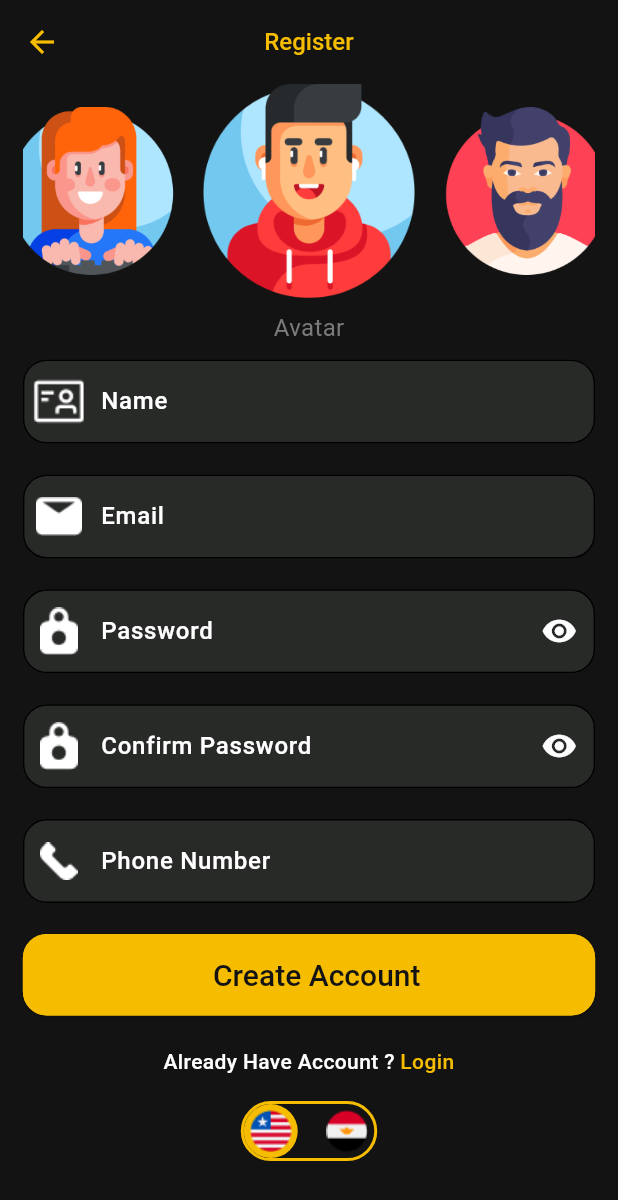
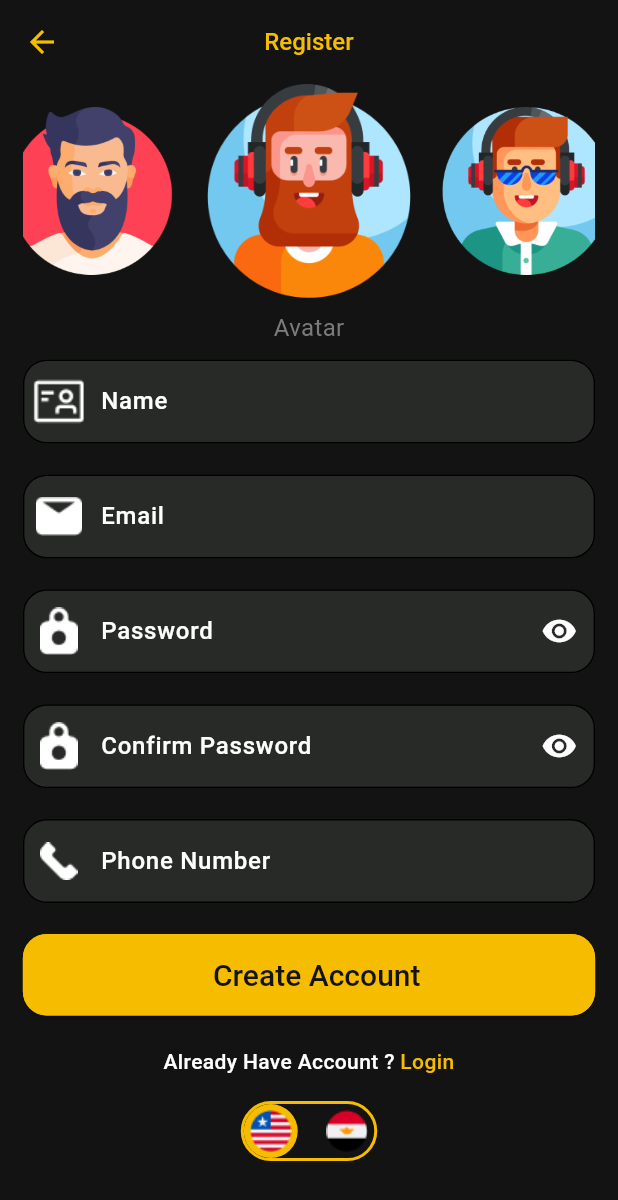
Before and after one commit to msalahzaki/Movies_App, a Flutter app: the RegisterScreenView screen opened directly, on a phone screen of 412 x 824 dp. Shown: the top 1200 px of the screen. Run offline on Flutter 3.47's test engine with Material 3 defaults, Android fonts, the phone set to English and light mode, and no system bars; drawn by our look-alikes of carousel_slider; our stand-ins replace awesome_dialog, flutter_bloc, google_fonts; accounts and stored records are empty; generated files the repository leaves out were written again.

```diff
--- /dev/null
+++ b/lib/auth/register/cubit/register_states.dart
@@ -0,0 +1,11 @@
+abstract class RegisterState{}
+class RegisterSuccessState extends RegisterState{
+  String successMessage;
+  RegisterSuccessState({required this.successMessage});
+}
+class RegisterErrorState extends RegisterState{
+  String errorMessage;
+  RegisterErrorState({required this.errorMessage});
+}
+class RegisterLoadingState extends RegisterState{}
+class RegisterRefreshState extends RegisterState{}
--- a/lib/auth/register/register_screen_view.dart
+++ b/lib/auth/register/register_screen_view.dart
@@ -1,12 +1,14 @@
 import 'package:carousel_slider/carousel_slider.dart';
 import 'package:flutter/material.dart';
+import 'package:flutter_bloc/flutter_bloc.dart';
 import 'package:movies_app/auth/login/login_screen.dart';
-
+import 'package:movies_app/auth/register/cubit/register_states.dart';
+import 'package:movies_app/auth/register/cubit/register_view_model.dart';
 import 'package:movies_app/utils/app_assets.dart';
 import 'package:movies_app/utils/app_styles.dart';
+import 'package:movies_app/utils/custom_dailog.dart';
 import 'package:movies_app/utils/custom_elevated_button.dart';
 import 'package:movies_app/utils/custom_text_field.dart';
-
 import '../widget/language_widget.dart';
 
 class RegisterScreenView extends StatefulWidget {
@@ -19,11 +21,17 @@ class RegisterScreenView extends StatefulWidget {
 }
 
 class _RegisterScreenViewState extends State<RegisterScreenView> {
-  bool obsecure = false;
+  RegisterViewModel viewModel = RegisterViewModel();
+
+
+
   @override
   Widget build(BuildContext context) {
     var height = MediaQuery.of(context).size.height;
     var width = MediaQuery.of(context).size.width;
+    return BlocConsumer<RegisterViewModel,RegisterState>(
+      bloc: viewModel,
+      builder: (context, state) {
         return Scaffold(
           appBar: AppBar(
             title: Text('Register',style: AppStyles.normal16primary,),
@@ -33,6 +41,8 @@ class _RegisterScreenViewState extends State<RegisterScreenView> {
               padding: EdgeInsets.symmetric(
                 horizontal: width * 0.037,
               ),
+              child: Form(
+                key: viewModel.formKey,
                 child: Column(
                   children: [
                     CarouselSlider.builder(
@@ -45,22 +55,26 @@ class _RegisterScreenViewState extends State<RegisterScreenView> {
                           );
                         },
                         options: CarouselOptions(
+                          onPageChanged: (index, reason) {
+                            viewModel.selectedAvatar = index + 1;
+                            print('Selected Avatar : ${viewModel.selectedAvatar}');
+                          },
                           height: height * 0.173,
                           viewportFraction: 0.38,
-                    initialPage: 7,
+                          initialPage: 0,
                           enableInfiniteScroll: true,
                           enlargeCenterPage: true,
                           enlargeFactor: 0.4,
-                    autoPlay: true,
-                    autoPlayInterval: const Duration(seconds: 3),
-                    autoPlayAnimationDuration: const Duration(milliseconds: 800),
-                    autoPlayCurve: Curves.fastOutSlowIn,
                         )
                     ),
                     SizedBox(height: height * 0.01,),
                     Text('Avatar',style: AppStyles.normal16gray,),
                     SizedBox(height: height * 0.012,),
                     CustomTextField(
+                      validator: (text) {
+                        return viewModel.validName(text);
+                      },
+                      controller: viewModel.name,
                       hintText: 'Name',
                       hintStyle: AppStyles.normal16white,
                       style: AppStyles.normal16white,
@@ -68,40 +82,50 @@ class _RegisterScreenViewState extends State<RegisterScreenView> {
                     ),
                     SizedBox(height: height * 0.025,),
                     CustomTextField(
+                      validator: (text) {
+                        return viewModel.validEmail(text);
+                      },
+                      controller: viewModel.email,
                       hintText: 'Email',
+                      keyboardType: TextInputType.emailAddress,
                       hintStyle: AppStyles.normal16white,
                       style: AppStyles.normal16white,
                       prefixIcon: ImageIcon(AssetImage(AppAssets.emailIcon)),
                     ),
                     SizedBox(height: height * 0.025,),
                     CustomTextField(
-                obscureText: obsecure,
+                      validator: (text) {
+                        return viewModel.validPassword(text);
+                      },
+                      controller: viewModel.password,
+                      obscureText: viewModel.obSecure,
                       hintText: 'Password',
                       hintStyle: AppStyles.normal16white,
                       style: AppStyles.normal16white,
                       prefixIcon: ImageIcon(AssetImage(AppAssets.passwordIcon)),
-                suffixIcon: IconButton(onPressed: (){
-                  obsecure = !obsecure;
-                  setState(() {
-                  });
-                },icon: Icon(obsecure?Icons.visibility_off:Icons.visibility),),
+                      suffixIcon: IconButton(onPressed: viewModel.changePasswordIcon,
+                        icon: Icon(viewModel.obSecure ? Icons.visibility_off:Icons.visibility),),
                     ),
                     SizedBox(height: height * 0.025,),
                     CustomTextField(
-                obscureText: obsecure,
+                      validator: (text) {
+                        return viewModel.validRePassword(text);
+                      },
+                      controller: viewModel.confirmPassword,
+                      obscureText: viewModel.obSecure,
                       hintText: 'Confirm Password',
                       hintStyle: AppStyles.normal16white,
                       style: AppStyles.normal16white,
                       prefixIcon: ImageIcon(AssetImage(AppAssets.passwordIcon)),
-                suffixIcon: IconButton(onPressed: (){
-                  obsecure = !obsecure;
-                  setState(() {
-                  });
-                },icon: Icon(obsecure?Icons.visibility_off:Icons.visibility),),
+                      suffixIcon: IconButton(onPressed: viewModel.changePasswordIcon,
+                        icon: Icon(viewModel.obSecure ? Icons.visibility_off:Icons.visibility),),
                     ),
                     SizedBox(height: height * 0.025,),
                     CustomTextField(
-
+                      validator: (text) {
+                        return viewModel.validPhoneNumber(text);
+                      },
+                      controller: viewModel.phone,
                       hintText: 'Phone Number',
                       style: AppStyles.normal16white,
                       hintStyle: AppStyles.normal16white,
@@ -109,7 +133,7 @@ class _RegisterScreenViewState extends State<RegisterScreenView> {
                     ),
                     SizedBox(height: height * 0.025,),
                     CustomElevatedButton(
-                onButtonClicked: createAccount,
+                      onButtonClicked: viewModel.register,
                       buttonText: 'Create Account',
                       textStyle: AppStyles.normal20black,
                     ),
@@ -136,9 +160,29 @@ class _RegisterScreenViewState extends State<RegisterScreenView> {
                 ),
               ),
             ),
+          ),
+        );
+      },
+      listener: (context, state) {
+        if(state is RegisterLoadingState){
+          CustomDailog.showLoading(context);
+        }else if(state is RegisterErrorState){
+          CustomDailog.hideLoading(context);
+          CustomDailog.showMessageDailog(context,
+              message: state.errorMessage,
+              title: 'Error',
+              firstButtonLabel: 'Ok',
+              firstButtonAction: () => Navigator.of(context).pop()
+          );
+        }else if (state is RegisterSuccessState){
+          CustomDailog.showMessageDailog(context,
+              title: 'Success',
+              message: state.successMessage,
+              firstButtonLabel: 'Go To Login',
+              firstButtonAction: () => Navigator.of(context).pushReplacementNamed(LoginScreen.loginScreenId)
+          );
+        }
+      },
     );
   }
 }
-void createAccount(){
-  // todo : create account function
-}
```
Lines whose indentation alone changed are shown as unchanged.
